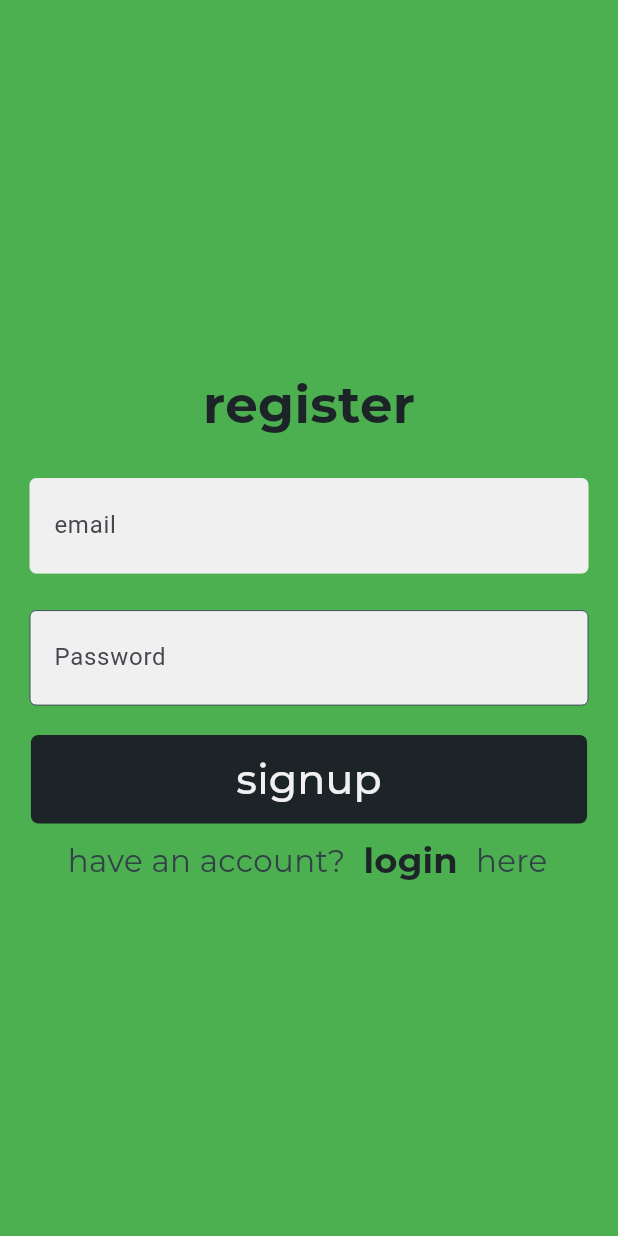
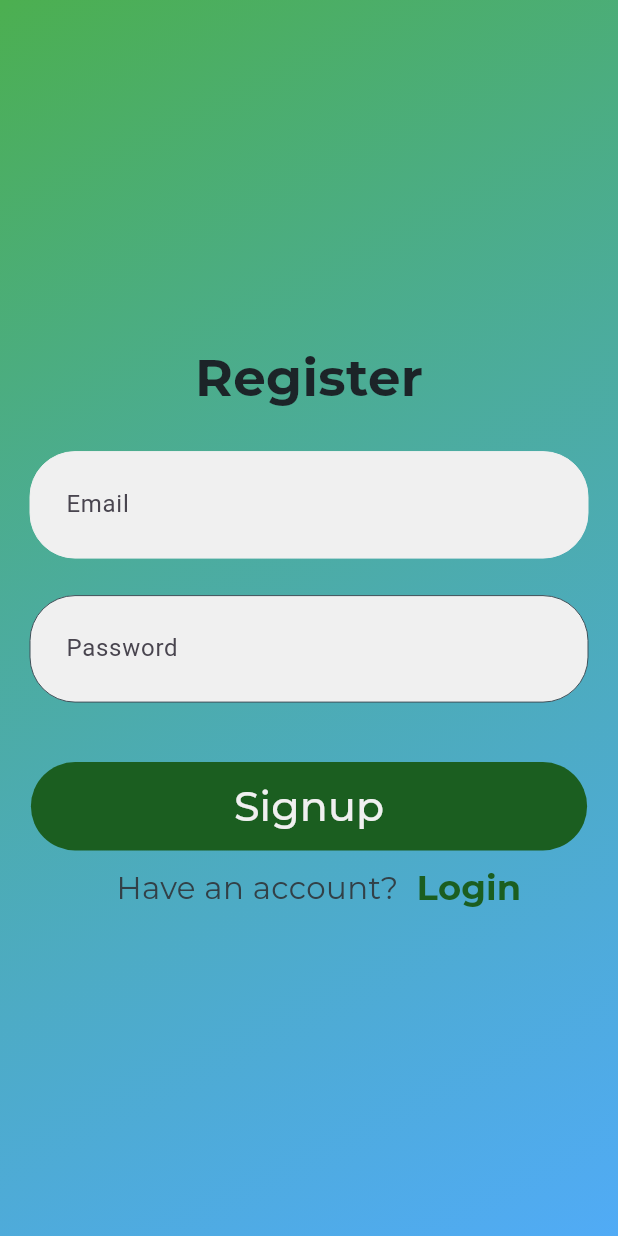
Before and after one commit to Utkarsh-m08/Snap-Trash, a Flutter app: the signupPage screen opened directly, on a phone screen of 412 x 824 dp. Run offline on Flutter 3.47's test engine with Material 3 defaults, Android fonts, the phone set to English and light mode, and no system bars; our stand-ins replace camera, firebase_auth, firebase_core, flutter_gemini, font_awesome_flutter, geolocator and 4 more; accounts and stored records are empty; network calls fail.

Commit message:
Updated the login signup UI

```diff
--- a/lib/main.dart
+++ b/lib/main.dart
@@ -22,7 +22,6 @@ Future<void> main() async {
   await Firebase.initializeApp(
     options: DefaultFirebaseOptions.currentPlatform,
   );
-  Gemini.init(apiKey: 'AIzaSyDnC4CPE-xnWeib50n_w5Gi4IgqpRfsxc8');
 
   runApp(const MainApp());
 }
--- a/lib/pages/loginSignin/signupPage.dart
+++ b/lib/pages/loginSignin/signupPage.dart
@@ -3,6 +3,7 @@ import 'package:flutter/material.dart';
 import 'package:google_fonts/google_fonts.dart';
 import 'package:snap_trash/pages/homeScreen.dart';
 import 'package:snap_trash/pages/infoMainPage.dart';
+import 'package:snap_trash/pages/loginSignin/loginPage.dart';
 import 'package:snap_trash/properties/colourProp.dart';
 
 class signupPage extends StatefulWidget {
@@ -52,8 +53,19 @@ class _signupPageState extends State<signupPage> {
 
     return Scaffold(
       // resizeToAvoidBottomInset: false,
-      backgroundColor: rangPrimary,
-      body: Center(
+      // backgroundColor: rangPrimary,
+      body: Container(
+        decoration: const BoxDecoration(
+          gradient: LinearGradient(
+            begin: Alignment.topLeft,
+            end: Alignment.bottomRight,
+            colors: [
+              rangPrimary,
+              rangSecondary,
+            ],
+          ),
+        ),
+        child: Center(
           child: SingleChildScrollView(
             child: Container(
               decoration: const BoxDecoration(
@@ -80,7 +92,7 @@ class _signupPageState extends State<signupPage> {
                           bottom: 20,
                         ),
                         child: Text(
-                        "register",
+                          "Register",
                           style: GoogleFonts.montserrat(
                             fontSize: screenWidth / 12,
                             fontWeight: FontWeight.bold,
@@ -94,7 +106,9 @@ class _signupPageState extends State<signupPage> {
                         child: TextField(
                           controller: emailController,
                           decoration: const InputDecoration(
+                            contentPadding: EdgeInsets.all(20),
                             enabledBorder: OutlineInputBorder(
+                              borderRadius: BorderRadius.all(Radius.circular(30)),
                               borderSide: BorderSide(
                                 width: 0,
                                 color: rangBackground,
@@ -102,7 +116,7 @@ class _signupPageState extends State<signupPage> {
                             ),
                             fillColor: rangBackground,
                             focusColor: rang6Light2,
-                          labelText: "email",
+                            labelText: "Email",
                             helperText: '',
                             filled: true,
                           ),
@@ -118,13 +132,15 @@ class _signupPageState extends State<signupPage> {
                           left: 20,
                           right: 20,
                           top: 5,
-                        bottom: 0,
+                          bottom: 20,
                         ),
                         child: TextField(
                           obscureText: true,
                           controller: passwordController,
                           decoration: const InputDecoration(
+                            contentPadding: EdgeInsets.all(20),
                             enabledBorder: OutlineInputBorder(
+                              borderRadius: BorderRadius.all(Radius.circular(30)),
                               borderSide: BorderSide(
                                 width: 0,
                                 color: rang6Light2,
@@ -147,14 +163,14 @@ class _signupPageState extends State<signupPage> {
                         height: screenWidth / 7,
                         width: screenWidth * 0.9,
                         decoration: BoxDecoration(
-                          color: rang6, borderRadius: BorderRadius.circular(5)),
+                            color: Colors.green[900], borderRadius: BorderRadius.circular(30)),
                         child: TextButton(
                           onPressed: () {
                             register();
                             Navigator.pop(context);
                           },
                           child: Text(
-                          "signup",
+                            "Signup",
                             style: GoogleFonts.montserrat(
                               // fontWeight: FontWeight.bold,
                               fontSize: screenWidth / 15,
@@ -168,9 +184,10 @@ class _signupPageState extends State<signupPage> {
                         child: Align(
                           alignment: Alignment.bottomCenter,
                           child: Row(
+                            mainAxisAlignment: MainAxisAlignment.center,
                             children: [
                               Text(
-                              "have an account?",
+                                "Have an account?",
                                 style: GoogleFonts.montserrat(
                                   // fontWeight: FontWeight.bold,
                                   fontSize: screenheight / 40,
@@ -182,25 +199,17 @@ class _signupPageState extends State<signupPage> {
                                   Navigator.push(
                                     context,
                                     MaterialPageRoute(
-                                    builder: (context) => const infoMainPage(),
+                                      builder: (context) => const loginPage(),
                                     ),
                                   );
                                 },
                                 child: Text(
-                                "login",
+                                  "Login",
                                   style: GoogleFonts.montserrat(
                                     fontWeight: FontWeight.bold,
                                     fontSize: screenheight / 35,
-                                  color: rang6,
+                                    color: Colors.green[900],
                                   ),
-                              ),
-                            ),
-                            Text(
-                              "here",
-                              style: GoogleFonts.montserrat(
-                                // fontWeight: FontWeight.bold,
-                                fontSize: screenheight / 40,
-                                color: rang6Light,
                                 ),
                               ),
                             ],
@@ -214,6 +223,7 @@ class _signupPageState extends State<signupPage> {
             ),
           ),
         ),
+      ),
     );
   }
 }
```
Also changed, not shown: lib/pages/loginSignin/loginPage.dart (+24 -15 lines). Lines whose indentation alone changed are shown as unchanged.
